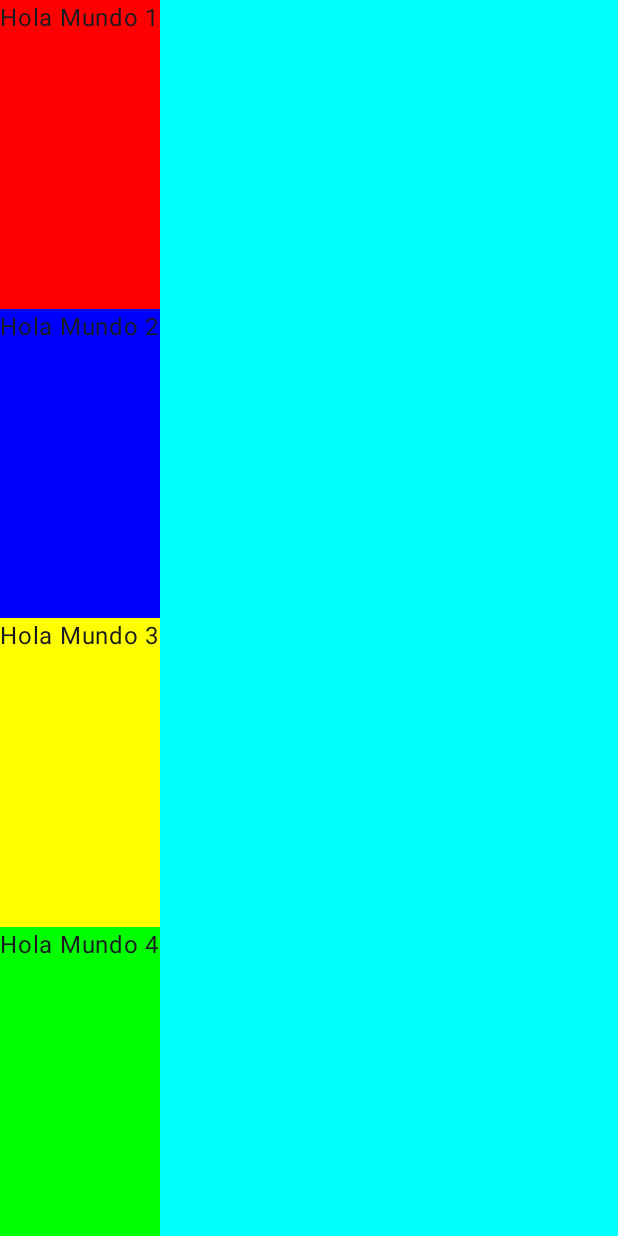
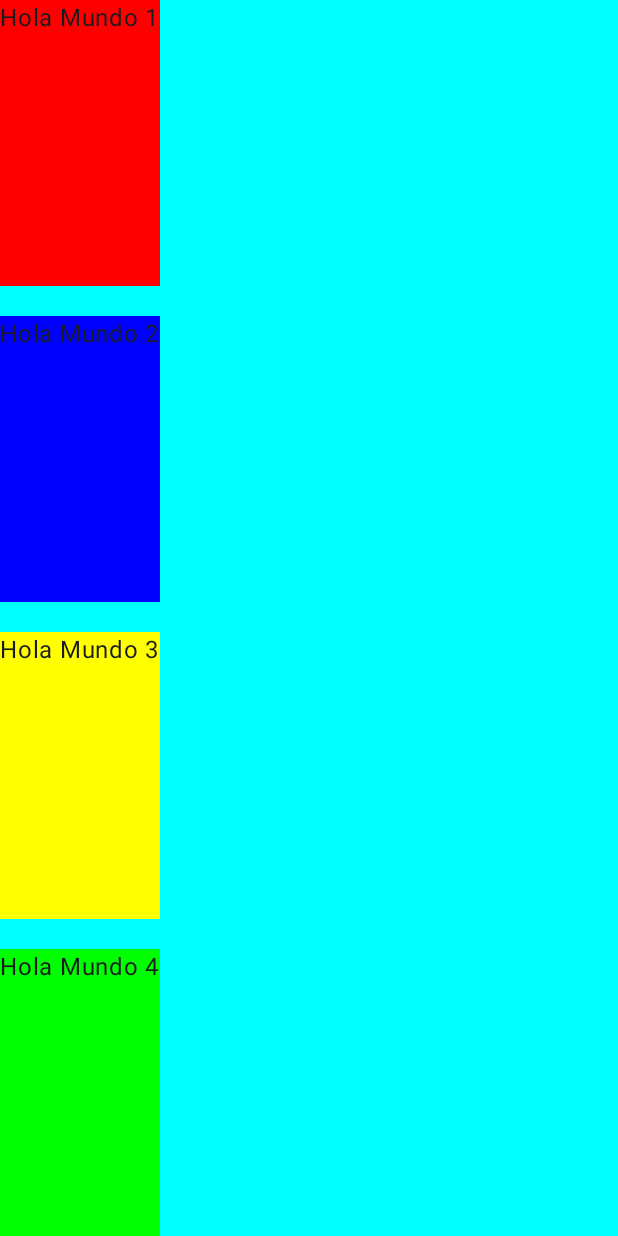
Before and after one commit to karamonc443-arch/compose-init, an Android app built with Jetpack Compose: the screen it shows after launch (MainActivity), on a phone screen of 412 x 824 dp. Run offline under Robolectric (Android 15) with nearby library versions, the phone set to English and light mode, and no system bars.

Commit message:
He añadido Spacer

```diff
--- a/app/src/main/java/educa/iesam/hellocompose/composable/Caja.kt
+++ b/app/src/main/java/educa/iesam/hellocompose/composable/Caja.kt
@@ -3,13 +3,16 @@ package educa.iesam.hellocompose.composable
 import androidx.compose.foundation.background
 import androidx.compose.foundation.layout.Box
 import androidx.compose.foundation.layout.Column
+import androidx.compose.foundation.layout.Spacer
 import androidx.compose.foundation.layout.fillMaxSize
+import androidx.compose.foundation.layout.height
 import androidx.compose.material3.Text
 import androidx.compose.runtime.Composable
 import androidx.compose.ui.Alignment
 import androidx.compose.ui.Modifier
 import androidx.compose.ui.graphics.Color
 import androidx.compose.ui.tooling.preview.Preview
+import androidx.compose.ui.unit.dp
 
 @Preview
 @Composable
@@ -18,8 +21,11 @@ fun Caja(modifier: Modifier = Modifier){
         Box(modifier = Modifier.background(Color.Cyan).fillMaxSize()){
             Column(){
                 Text("Hola Mundo 1", modifier = Modifier.background(Color.Red).weight(1F))
+                Spacer(Modifier.height(20.dp))
                 Text("Hola Mundo 2",modifier = Modifier.background(Color.Blue).weight(1F))
+                Spacer(Modifier.height(20.dp))
                 Text("Hola Mundo 3",modifier = Modifier.background(Color.Yellow).weight(1F))
+                Spacer(Modifier.height(20.dp))
                 Text("Hola Mundo 4",modifier = Modifier.background(Color.Green).weight(1F))
             }
         }
```
